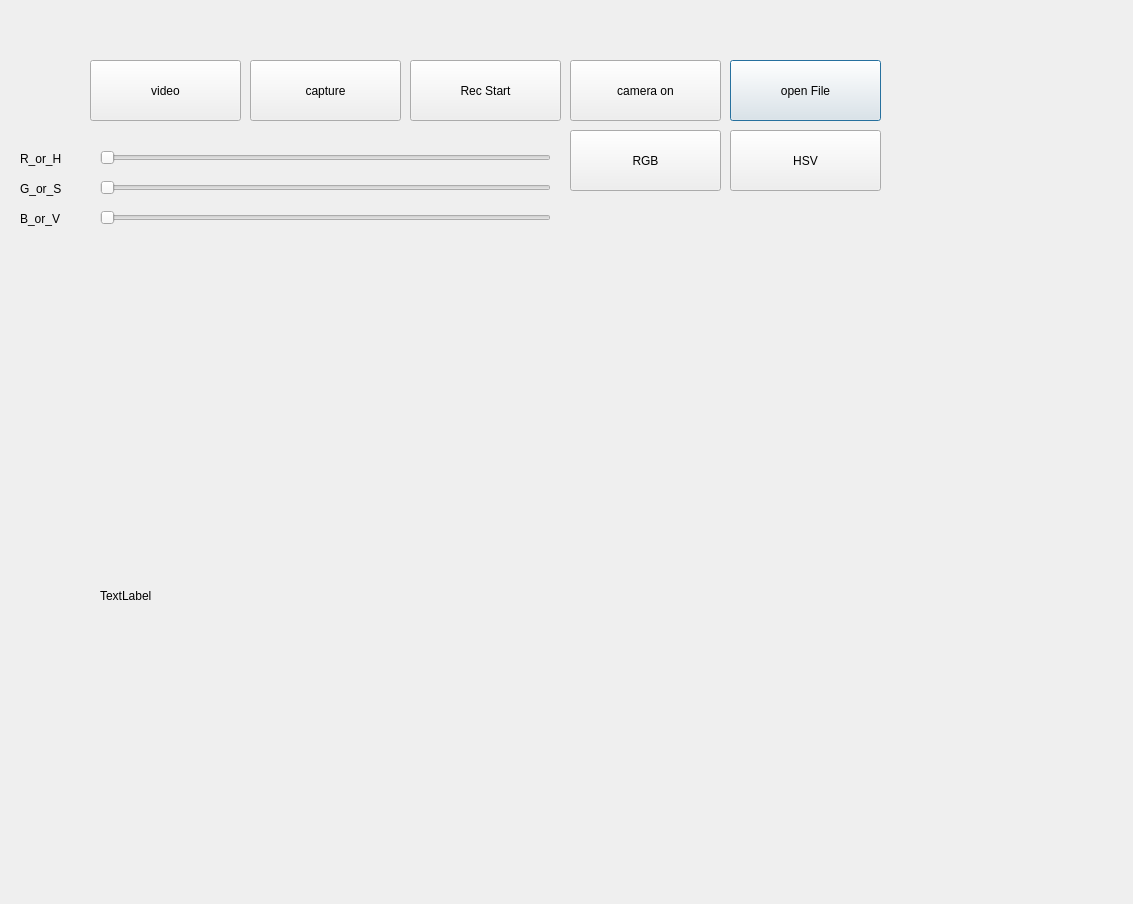
Old version of the form project/cameraApp/cameraApp.ui in the repository beanwork/dev_ws3.
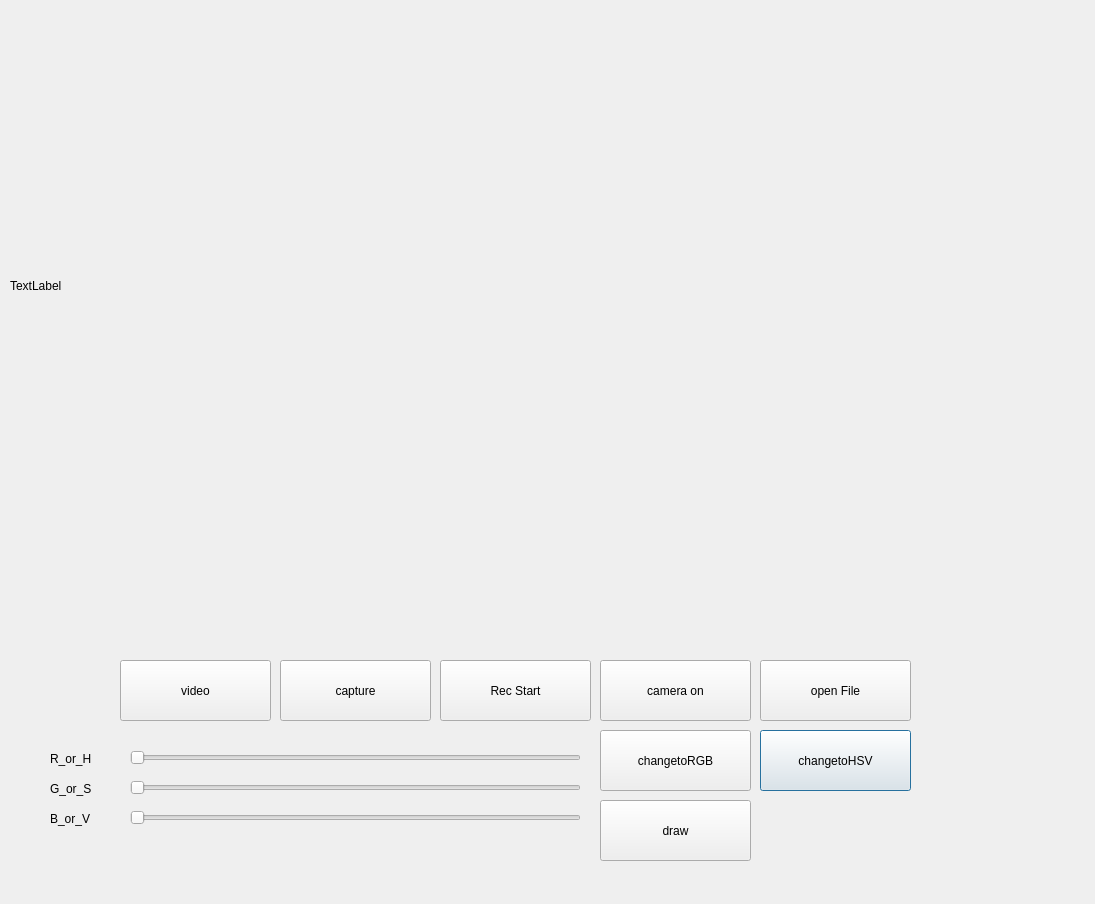
New version of the form.

Commit message: success draw picture

```diff
--- a/project/cameraApp/cameraApp.ui
+++ b/project/cameraApp/cameraApp.ui
@@ -6,32 +6,19 @@
    <rect>
     <x>0</x>
     <y>0</y>
-    <width>1133</width>
+    <width>1095</width>
     <height>904</height>
    </rect>
   </property>
   <property name="windowTitle">
    <string>Dialog</string>
   </property>
-  <widget class="QPushButton" name="open_File">
-   <property name="geometry">
-    <rect>
-     <x>730</x>
-     <y>60</y>
-     <width>151</width>
-     <height>61</height>
-    </rect>
-   </property>
-   <property name="text">
-    <string>open File</string>
-   </property>
-  </widget>
   <widget class="QLabel" name="label">
    <property name="geometry">
     <rect>
-     <x>100</x>
-     <y>320</y>
-     <width>951</width>
+     <x>10</x>
+     <y>10</y>
+     <width>1081</width>
      <height>551</height>
     </rect>
    </property>
@@ -39,11 +26,76 @@
     <string>TextLabel</string>
    </property>
   </widget>
+  <widget class="QLabel" name="label_3">
+   <property name="geometry">
+    <rect>
+     <x>50</x>
+     <y>780</y>
+     <width>67</width>
+     <height>17</height>
+    </rect>
+   </property>
+   <property name="text">
+    <string>G_or_S</string>
+   </property>
+  </widget>
+  <widget class="QPushButton" name="HSV">
+   <property name="geometry">
+    <rect>
+     <x>760</x>
+     <y>730</y>
+     <width>151</width>
+     <height>61</height>
+    </rect>
+   </property>
+   <property name="text">
+    <string>changetoHSV</string>
+   </property>
+  </widget>
+  <widget class="QLabel" name="label_4">
+   <property name="geometry">
+    <rect>
+     <x>50</x>
+     <y>810</y>
+     <width>67</width>
+     <height>17</height>
+    </rect>
+   </property>
+   <property name="text">
+    <string>B_or_V</string>
+   </property>
+  </widget>
+  <widget class="QSlider" name="R_or_H">
+   <property name="geometry">
+    <rect>
+     <x>130</x>
+     <y>750</y>
+     <width>451</width>
+     <height>16</height>
+    </rect>
+   </property>
+   <property name="orientation">
+    <enum>Qt::Horizontal</enum>
+   </property>
+  </widget>
+  <widget class="QPushButton" name="videobtn">
+   <property name="geometry">
+    <rect>
+     <x>120</x>
+     <y>660</y>
+     <width>151</width>
+     <height>61</height>
+    </rect>
+   </property>
+   <property name="text">
+    <string>video</string>
+   </property>
+  </widget>
   <widget class="QPushButton" name="camerabtn">
    <property name="geometry">
     <rect>
-     <x>570</x>
-     <y>60</y>
+     <x>600</x>
+     <y>660</y>
      <width>151</width>
      <height>61</height>
     </rect>
@@ -52,24 +104,24 @@
     <string>camera on</string>
    </property>
   </widget>
-  <widget class="QPushButton" name="recordbtn">
+  <widget class="QLabel" name="label_2">
    <property name="geometry">
     <rect>
-     <x>410</x>
-     <y>60</y>
-     <width>151</width>
-     <height>61</height>
+     <x>50</x>
+     <y>750</y>
+     <width>67</width>
+     <height>17</height>
     </rect>
    </property>
    <property name="text">
-    <string>Rec Start</string>
+    <string>R_or_H</string>
    </property>
   </widget>
   <widget class="QPushButton" name="capturebtn">
    <property name="geometry">
     <rect>
-     <x>250</x>
-     <y>60</y>
+     <x>280</x>
+     <y>660</y>
      <width>151</width>
      <height>61</height>
     </rect>
@@ -78,63 +130,50 @@
     <string>capture</string>
    </property>
   </widget>
-  <widget class="QPushButton" name="videobtn">
-   <property name="geometry">
-    <rect>
-     <x>90</x>
-     <y>60</y>
-     <width>151</width>
-     <height>61</height>
-    </rect>
-   </property>
-   <property name="text">
-    <string>video</string>
-   </property>
-  </widget>
   <widget class="QPushButton" name="RGB">
    <property name="geometry">
     <rect>
-     <x>570</x>
-     <y>130</y>
+     <x>600</x>
+     <y>730</y>
      <width>151</width>
      <height>61</height>
     </rect>
    </property>
    <property name="text">
-    <string>RGB</string>
+    <string>changetoRGB</string>
    </property>
   </widget>
-  <widget class="QPushButton" name="HSV">
+  <widget class="QPushButton" name="recordbtn">
    <property name="geometry">
     <rect>
-     <x>730</x>
-     <y>130</y>
+     <x>440</x>
+     <y>660</y>
      <width>151</width>
      <height>61</height>
     </rect>
    </property>
    <property name="text">
-    <string>HSV</string>
+    <string>Rec Start</string>
    </property>
   </widget>
-  <widget class="QSlider" name="R_or_H">
+  <widget class="QPushButton" name="open_File">
    <property name="geometry">
     <rect>
-     <x>100</x>
-     <y>150</y>
-     <width>451</width>
-     <height>16</height>
+     <x>760</x>
+     <y>660</y>
+     <width>151</width>
+     <height>61</height>
     </rect>
    </property>
-   <property name="orientation">
-    <enum>Qt::Horizontal</enum>
+   <property name="text">
+    <string>open File</string>
    </property>
   </widget>
   <widget class="QSlider" name="G_or_S">
    <property name="geometry">
     <rect>
-     <x>100</x>
-     <y>180</y>
+     <x>130</x>
+     <y>780</y>
      <width>451</width>
      <height>16</height>
     </rect>
@@ -146,8 +185,8 @@
   <widget class="QSlider" name="B_or_V">
    <property name="geometry">
     <rect>
-     <x>100</x>
-     <y>210</y>
+     <x>130</x>
+     <y>810</y>
      <width>451</width>
      <height>16</height>
     </rect>
@@ -156,43 +195,17 @@
     <enum>Qt::Horizontal</enum>
    </property>
   </widget>
-  <widget class="QLabel" name="label_2">
+  <widget class="QPushButton" name="draw">
    <property name="geometry">
     <rect>
-     <x>20</x>
-     <y>150</y>
-     <width>67</width>
-     <height>17</height>
+     <x>600</x>
+     <y>800</y>
+     <width>151</width>
+     <height>61</height>
     </rect>
    </property>
    <property name="text">
-    <string>R_or_H</string>
-   </property>
-  </widget>
-  <widget class="QLabel" name="label_3">
-   <property name="geometry">
-    <rect>
-     <x>20</x>
-     <y>180</y>
-     <width>67</width>
-     <height>17</height>
-    </rect>
-   </property>
-   <property name="text">
-    <string>G_or_S</string>
-   </property>
-  </widget>
-  <widget class="QLabel" name="label_4">
-   <property name="geometry">
-    <rect>
-     <x>20</x>
-     <y>210</y>
-     <width>67</width>
-     <height>17</height>
-    </rect>
-   </property>
-   <property name="text">
-    <string>B_or_V</string>
+    <string>draw</string>
    </property>
   </widget>
  </widget>
```
The commit also changes 1 other file.
